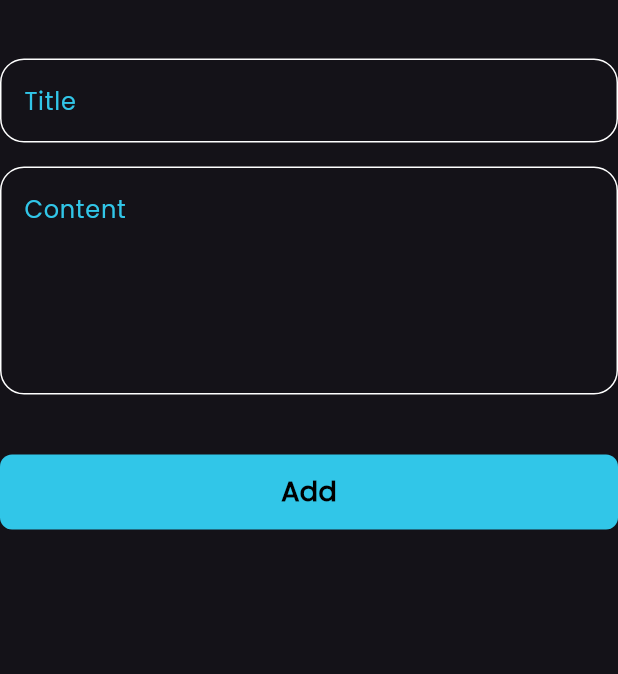
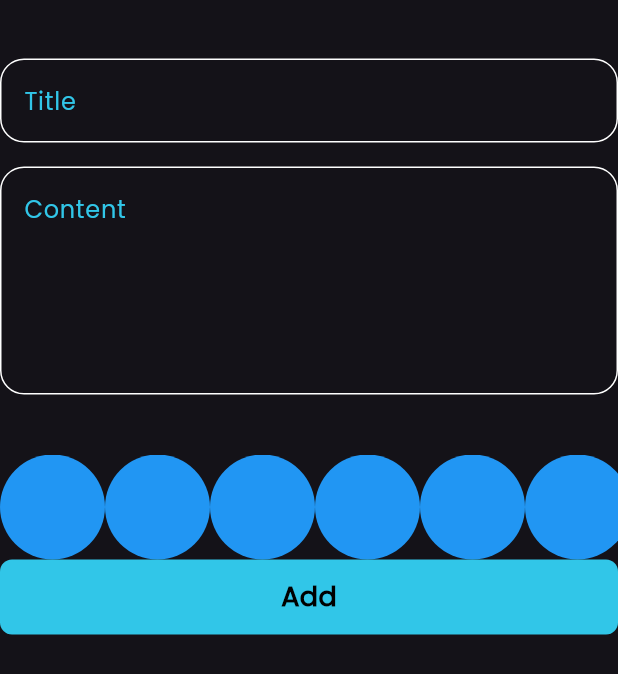
Before and after one commit to NadaAlaa299/notes_app, a Flutter app: the AddNoteForm widget shown alone on an empty page, opened directly, on a phone screen of 412 x 824 dp. Shown: the top 674 px of the screen. Run offline on Flutter 3.47's test engine with Material 3 defaults, Android fonts, the phone set to English and light mode, and no system bars; our stand-ins replace flutter_bloc, hive, hive_flutter; accounts and stored records are empty.

Commit message:
create colors list part one

```diff
--- a/lib/widgets/add_note_form.dart
+++ b/lib/widgets/add_note_form.dart
@@ -3,6 +3,7 @@ import 'package:flutter_bloc/flutter_bloc.dart';
 import 'package:notes_app/cubits/add_note_cubit/add_note_cubit.dart';
 import 'package:notes_app/cubits/add_note_cubit/add_note_states.dart';
 import 'package:notes_app/models/note_model.dart';
+import 'package:notes_app/widgets/colors_list_view.dart';
 import 'package:notes_app/widgets/custom_buttom.dart';
 import 'package:notes_app/widgets/custom_text_field.dart';
 import 'package:intl/intl.dart';
@@ -48,6 +49,7 @@ class _AddNoteFormState extends State<AddNoteForm> {
           SizedBox(
             height: 40,
           ),
+          ColorsListView(),
           BlocBuilder<AddNoteCubit, AddNoteState>(
             builder: (context, state) {
               return CustomButtom(
--- /dev/null
+++ b/lib/widgets/colors_list_view.dart
@@ -0,0 +1,30 @@
+import 'package:flutter/material.dart';
+
+class ColorItem extends StatelessWidget {
+  const ColorItem({super.key});
+
+  @override
+  Widget build(BuildContext context) {
+    return CircleAvatar(
+      radius: 35,
+      backgroundColor: Colors.blue,
+    );
+  }
+}
+
+class ColorsListView extends StatelessWidget {
+  const ColorsListView({super.key});
+
+  @override
+  Widget build(BuildContext context) {
+    return SizedBox(
+      height: 35 * 2,
+      child: ListView.builder(
+          scrollDirection: Axis.horizontal,
+          itemCount: 10,
+          itemBuilder: (context, index) {
+            return ColorItem();
+          }),
+    );
+  }
+}
```
